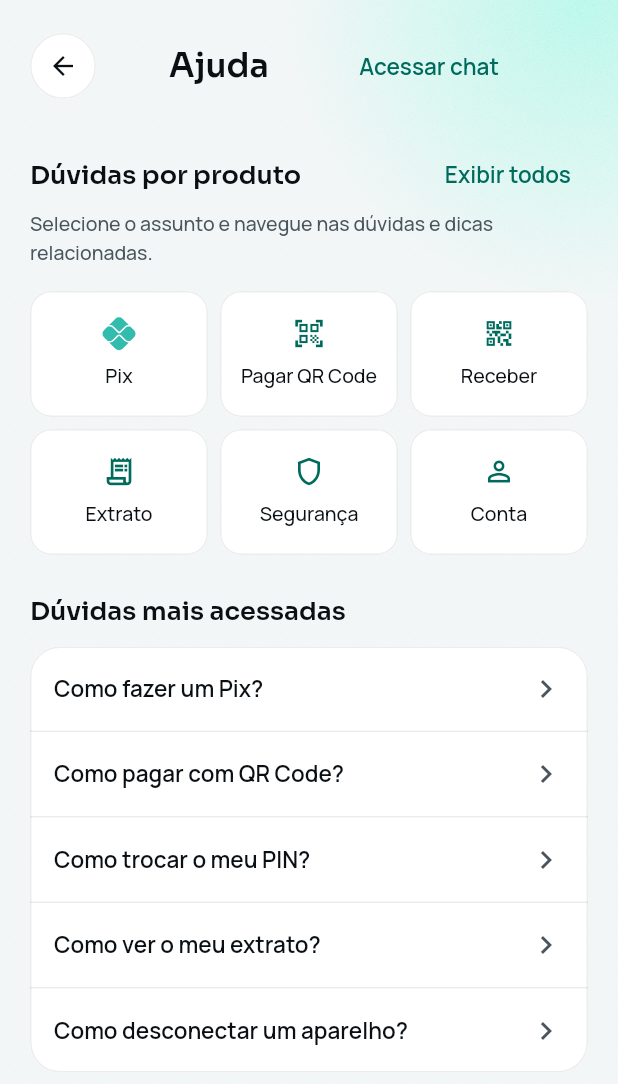
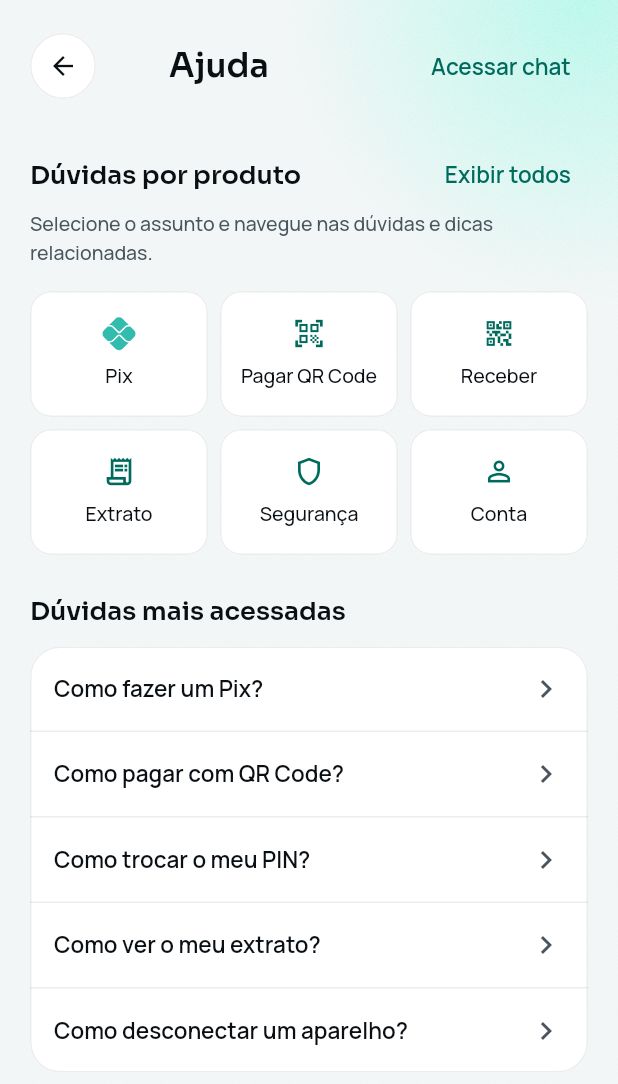
Before and after one commit to renatomf/next-bank, a Flutter app: the HelpScreen screen opened by its route, on a phone screen of 412 x 824 dp. Shown: the top 1084 px of the screen. Run offline on Flutter 3.47's test engine with Material 3 defaults, Android fonts, the phone set to English and light mode, and no system bars; our stand-ins replace copy_with_extension, dio, flutter_riverpod, flutter_secure_storage, go_router, local_auth and 2 more; missing offline and left inert: local_auth_android, mobile_scanner, qr; accounts and stored records are empty; project files that could hold a hidden picture were left out.

Commit message:
fix(mobile): align Acessar chat with Exibir todos on the right
At the S21 checkpoint the chat button sat short of the edge: Flexible
gave it half the header's free room without pushing it to the end. It
now aligns to the right inside that room, still wrapping when narrow.

Co-Authored-By: Claude Opus 5.5 <noreply@anthropic.com>

```diff
--- a/apps/mobile/lib/features/help/presentation/help_screen.dart
+++ b/apps/mobile/lib/features/help/presentation/help_screen.dart
@@ -26,11 +26,15 @@ class HelpScreen extends StatelessWidget {
                 icon: Icons.arrow_back,
                 iconLabel: 'Voltar',
                 onPressed: onBack,
-                // Wraps on a small phone with large text (brief, section 8).
+                // On the right edge, as Exibir todos below; wraps on a small
+                // phone with large text (brief, section 8).
                 action: Flexible(
-                  child: TextButton(
-                    onPressed: () => sayComingSoon(context),
-                    child: const Text('Acessar chat'),
+                  child: Align(
+                    alignment: Alignment.centerRight,
+                    child: TextButton(
+                      onPressed: () => sayComingSoon(context),
+                      child: const Text('Acessar chat'),
+                    ),
                   ),
                 ),
               ),
```
